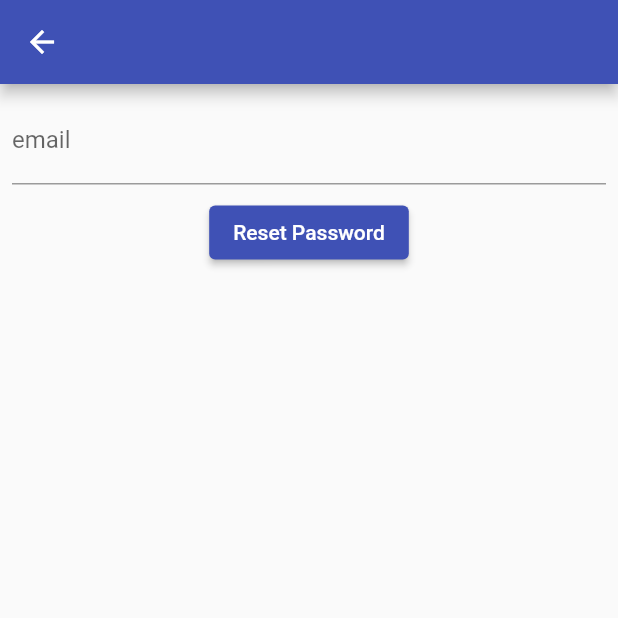
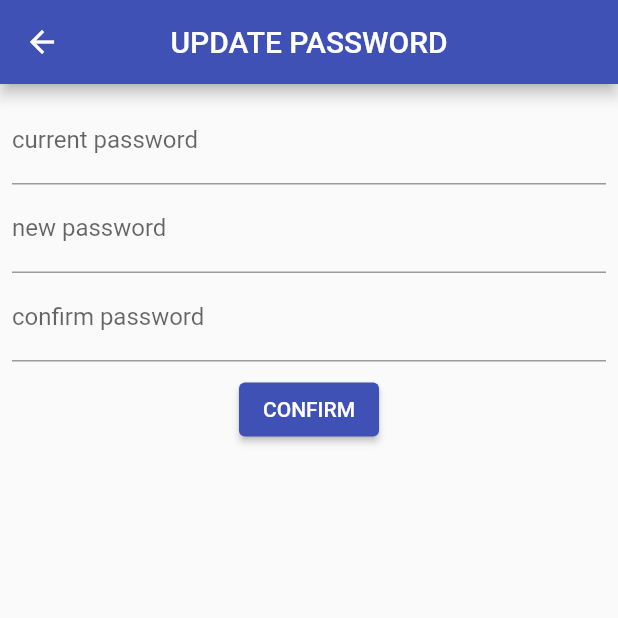
Before and after one commit to sk8rboil/case_study, a Flutter app: the MyProfileScreen screen opened by its route, after a tap on "Update Password", on a phone screen of 412 x 824 dp, the top half of it. Run offline on Flutter 3.47's test engine with Material 2 defaults, Android fonts, the phone set to English and light mode, and no system bars; our stand-ins replace cloud_firestore, firebase_auth, firebase_core, get; accounts and stored records are empty; network calls fail.

Commit message:
add update_password_controller

```diff
--- a/lib/controllers/update_pass_controller.dart
+++ b/lib/controllers/update_pass_controller.dart
@@ -0,0 +1,8 @@
+import 'package:flutter/material.dart';
+import 'package:get/get.dart';
+
+class UpdatePasswordController extends GetxController {
+  TextEditingController currentpassC = TextEditingController();
+  TextEditingController newpassC = TextEditingController();
+  TextEditingController confirmpassC = TextEditingController();
+}
--- a/lib/main.dart
+++ b/lib/main.dart
@@ -10,6 +10,7 @@ import 'package:my_presence_app/screens/newpass_screen.dart';
 import 'package:my_presence_app/screens/profile_screen.dart';
 import 'package:my_presence_app/screens/resetpass_screen.dart';
 import 'package:my_presence_app/screens/register_screen.dart';
+import 'package:my_presence_app/screens/update_password_screen.dart';
 import 'package:my_presence_app/screens/update_profile_screen.dart';
 
 String initialroute = "/login_screen";
@@ -48,6 +49,8 @@ class MyApp extends StatelessWidget {
         GetPage(name: '/profile_screen', page: () => MyProfileScreen()),
         GetPage(
             name: '/updateprofile_screen', page: () => MyUpdateProfileScreen()),
+        GetPage(
+            name: '/updatepass_screen', page: () => MyUpdatePasswordScreen()),
       ],
     );
   }
--- a/lib/screens/profile_screen.dart
+++ b/lib/screens/profile_screen.dart
@@ -74,7 +74,7 @@ class MyProfileScreen extends StatelessWidget {
                   ),
                   ListTile(
                     onTap: () {
-                      Get.toNamed('/resetpass_screen');
+                      Get.toNamed('/updatepass_screen');
                     },
                     leading: Icon(Icons.vpn_key),
                     title: Text('Update Password'),
--- a/lib/screens/update_password_screen.dart
+++ b/lib/screens/update_password_screen.dart
@@ -0,0 +1,49 @@
+// ignore_for_file: prefer_const_constructors
+
+import 'package:flutter/material.dart';
+
+class MyUpdatePasswordScreen extends StatelessWidget {
+  const MyUpdatePasswordScreen({Key? key}) : super(key: key);
+
+  @override
+  Widget build(BuildContext context) {
+    return Scaffold(
+      appBar: AppBar(
+        title: Text('UPDATE PASSWORD'),
+        centerTitle: true,
+      ),
+      body: Column(
+        children: <Widget>[
+          Padding(
+            padding: const EdgeInsets.all(8.0),
+            child: Form(
+              child: Column(
+                children: <Widget>[
+                  TextFormField(
+                    decoration: InputDecoration(
+                      labelText: 'current password',
+                    ),
+                  ),
+                  TextFormField(
+                    decoration: InputDecoration(
+                      labelText: 'new password',
+                    ),
+                  ),
+                  TextFormField(
+                    decoration: InputDecoration(
+                      labelText: 'confirm password',
+                    ),
+                  ),
+                ],
+              ),
+            ),
+          ),
+          ElevatedButton(
+            onPressed: () {},
+            child: Text('CONFIRM'),
+          ),
+        ],
+      ),
+    );
+  }
+}
--- a/lib/screens/update_profile_screen.dart
+++ b/lib/screens/update_profile_screen.dart
@@ -43,6 +43,7 @@ class MyUpdateProfileScreen extends StatelessWidget {
           ElevatedButton(
             onPressed: () {
               controller.updateProfile(user['uid'], context);
+              Get.back();
             },
             child: Text('UPDATE PROFILE'),
           ),
```
